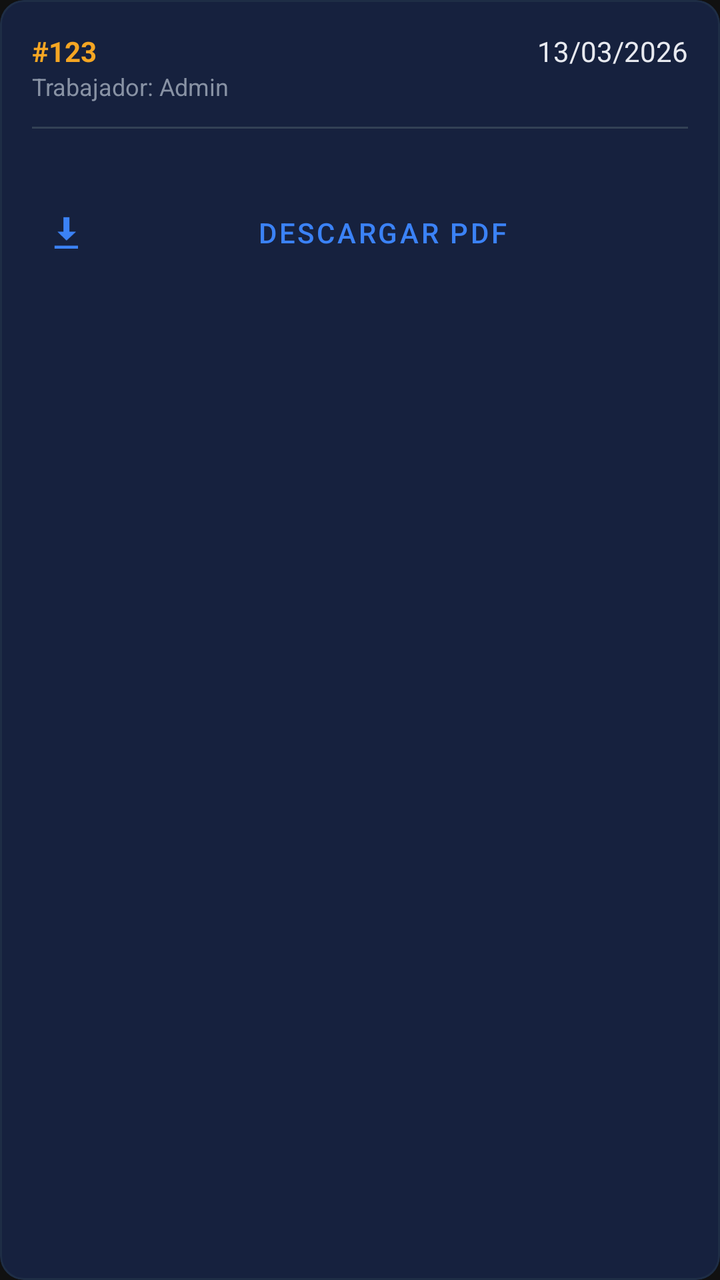
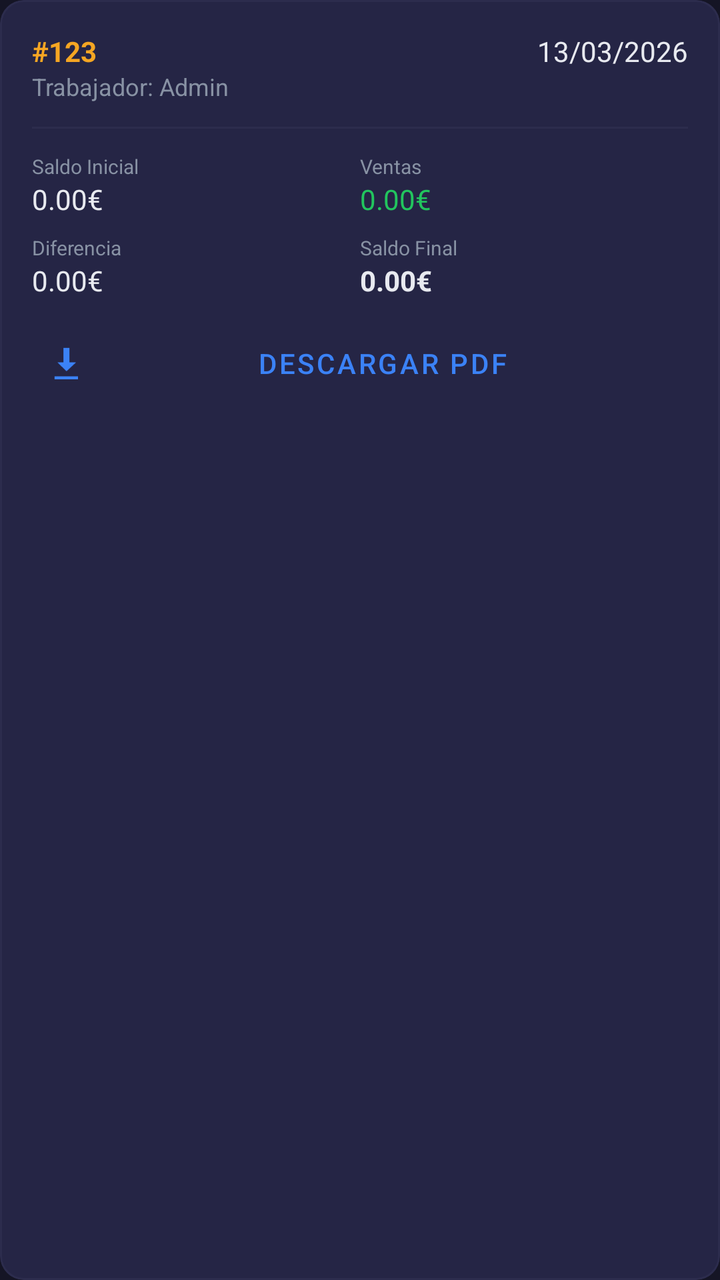

Screens rendered from an Android XML layout before and after an edit, with the pre-edit source and the edit as a unified diff.
<!-- AndroidManifest.xml: application theme Theme.Electrobazar -->
<!-- res/layout/item_cash_closure_admin.xml -->
<?xml version="1.0" encoding="utf-8"?>
<com.google.android.material.card.MaterialCardView xmlns:android="http://schemas.android.com/apk/res/android"
    xmlns:app="http://schemas.android.com/apk/res-auto"
    android:layout_width="match_parent"
    android:layout_height="wrap_content"
    android:layout_marginBottom="8dp"
    app:cardBackgroundColor="@color/primary_variant"
    app:cardCornerRadius="12dp"
    app:strokeColor="@color/border"
    app:strokeWidth="1dp">

    <LinearLayout
        android:layout_width="match_parent"
        android:layout_height="wrap_content"
        android:orientation="vertical"
        android:padding="16dp">

        <LinearLayout
            android:layout_width="match_parent"
            android:layout_height="wrap_content"
            android:orientation="horizontal">

            <TextView
                android:id="@+id/closureIdText"
                android:layout_width="wrap_content"
                android:layout_height="wrap_content"
                android:text="#123"
                android:textColor="@color/accent"
                android:textStyle="bold" />

            <View
                android:layout_width="0dp"
                android:layout_height="0dp"
                android:layout_weight="1" />

            <TextView
                android:id="@+id/closureDateText"
                android:layout_width="wrap_content"
                android:layout_height="wrap_content"
                android:text="13/03/2026"
                android:textColor="@color/text_main" />
        </LinearLayout>

        <TextView
            android:id="@+id/closureWorkerText"
            android:layout_width="wrap_content"
            android:layout_height="wrap_content"
            android:text="Trabajador: Admin"
            android:textColor="@color/text_muted"
            android:textSize="12sp"
            android:layout_marginBottom="12dp" />

        <View
            android:layout_width="match_parent"
            android:layout_height="1dp"
            android:background="@color/divider"
            android:layout_marginBottom="12dp" />

        <GridLayout
            android:layout_width="match_parent"
            android:layout_height="wrap_content"
            android:columnCount="2">

            <LinearLayout android:orientation="vertical" android:layout_columnWeight="1">
                <TextView android:text="Saldo Inicial" android:textColor="@color/text_muted" android:textSize="10sp" />
                <TextView android:id="@+id/openingText" android:text="0.00€" android:textColor="@color/white" android:textSize="14sp" />
            </LinearLayout>

            <LinearLayout android:orientation="vertical" android:layout_columnWeight="1">
                <TextView android:text="Ventas" android:textColor="@color/text_muted" android:textSize="10sp" />
                <TextView android:id="@+id/salesText" android:text="0.00€" android:textColor="@color/success" android:textSize="14sp" />
            </LinearLayout>

            <LinearLayout android:orientation="vertical" android:layout_columnWeight="1" android:layout_marginTop="8dp">
                <TextView android:text="Diferencia" android:textColor="@color/text_muted" android:textSize="10sp" />
                <TextView android:id="@+id/diffText" android:text="0.00€" android:textColor="@color/white" android:textSize="14sp" />
            </LinearLayout>

            <LinearLayout android:orientation="vertical" android:layout_columnWeight="1" android:layout_marginTop="8dp">
                <TextView android:text="Saldo Final" android:textColor="@color/text_muted" android:textSize="10sp" />
                <TextView android:id="@+id/closingText" android:text="0.00€" android:textColor="@color/white" android:textSize="14sp" android:textStyle="bold" />
            </LinearLayout>
        </GridLayout>

        <com.google.android.material.button.MaterialButton
            android:id="@+id/btnDownloadPdf"
            style="@style/Widget.MaterialComponents.Button.TextButton"
            android:layout_width="match_parent"
            android:layout_height="wrap_content"
            android:text="DESCARGAR PDF"
            android:textColor="@color/info"
            app:icon="@android:drawable/stat_sys_download"
            app:iconTint="@color/info"
            android:layout_marginTop="8dp" />

    </LinearLayout>
</com.google.android.material.card.MaterialCardView>
<!-- resources referenced by this layout -->
<resources>
  <color name="accent">#f5a623</color>
  <color name="border">#1e2d45</color>
  <color name="divider">#334155</color>
  <color name="info">#3b82f6</color>
  <color name="primary_variant">#16213e</color>
  <color name="success">#22c55e</color>
  <color name="text_main">#e8eaf0</color>
  <color name="text_muted">#8892a4</color>
  <color name="white">#FFFFFF</color>
  <style name="Theme.Electrobazar" parent="Base.Theme.Electrobazar" />
  <style name="Base.Theme.Electrobazar" parent="Theme.Material3.DayNight.NoActionBar">
          <item name="colorPrimary">@color/primary</item>
          <item name="colorSecondary">@color/secondary</item>
          <item name="android:windowBackground">@color/background</item>
          <item name="android:textColorPrimary">@color/text_main</item>
          <item name="colorError">@color/danger</item>
      </style>
  <color name="primary">#1a1a2e</color>
  <color name="secondary">#16213e</color>
  <color name="background">#111111</color>
  <color name="danger">#ef4444</color>
</resources>

<!-- the commit's change to res/layout/item_cash_closure_admin.xml (unified diff, before → after) -->
@@ -4,9 +4,9 @@
     android:layout_width="match_parent"
     android:layout_height="wrap_content"
     android:layout_marginBottom="8dp"
-    app:cardBackgroundColor="@color/primary_variant"
+    app:cardBackgroundColor="?attr/colorSurface"
     app:cardCornerRadius="12dp"
-    app:strokeColor="@color/border"
+    app:strokeColor="?attr/colorOutline"
     app:strokeWidth="1dp">
 
     <LinearLayout
@@ -25,7 +25,7 @@
                 android:layout_width="wrap_content"
                 android:layout_height="wrap_content"
                 android:text="#123"
-                android:textColor="@color/accent"
+                android:textColor="?attr/colorPrimary"
                 android:textStyle="bold" />
 
             <View
@@ -38,7 +38,7 @@
                 android:layout_width="wrap_content"
                 android:layout_height="wrap_content"
                 android:text="13/03/2026"
-                android:textColor="@color/text_main" />
+                android:textColor="?attr/android:textColorPrimary" />
         </LinearLayout>
 
         <TextView
@@ -46,14 +46,14 @@
             android:layout_width="wrap_content"
             android:layout_height="wrap_content"
             android:text="Trabajador: Admin"
-            android:textColor="@color/text_muted"
+            android:textColor="?attr/android:textColorSecondary"
             android:textSize="12sp"
             android:layout_marginBottom="12dp" />
 
         <View
             android:layout_width="match_parent"
             android:layout_height="1dp"
-            android:background="@color/divider"
+            android:background="?attr/colorOutline"
             android:layout_marginBottom="12dp" />
 
         <GridLayout
@@ -61,24 +61,87 @@
             android:layout_height="wrap_content"
             android:columnCount="2">
 
-            <LinearLayout android:orientation="vertical" android:layout_columnWeight="1">
-                <TextView android:text="Saldo Inicial" android:textColor="@color/text_muted" android:textSize="10sp" />
-                <TextView android:id="@+id/openingText" android:text="0.00€" android:textColor="@color/white" android:textSize="14sp" />
+            <LinearLayout
+                android:layout_width="0dp"
+                android:layout_height="wrap_content"
+                android:orientation="vertical"
+                android:layout_columnWeight="1">
+                <TextView
+                    android:layout_width="wrap_content"
+                    android:layout_height="wrap_content"
+                    android:text="Saldo Inicial"
+                    android:textColor="?attr/android:textColorSecondary"
+                    android:textSize="10sp" />
+                <TextView
+                    android:id="@+id/openingText"
+                    android:layout_width="wrap_content"
+                    android:layout_height="wrap_content"
+                    android:text="0.00€"
+                    android:textColor="?attr/android:textColorPrimary"
+                    android:textSize="14sp" />
             </LinearLayout>
 
-            <LinearLayout android:orientation="vertical" android:layout_columnWeight="1">
-                <TextView android:text="Ventas" android:textColor="@color/text_muted" android:textSize="10sp" />
-                <TextView android:id="@+id/salesText" android:text="0.00€" android:textColor="@color/success" android:textSize="14sp" />
+            <LinearLayout
+                android:layout_width="0dp"
+                android:layout_height="wrap_content"
+                android:orientation="vertical"
+                android:layout_columnWeight="1">
+                <TextView
+                    android:layout_width="wrap_content"
+                    android:layout_height="wrap_content"
+                    android:text="Ventas"
+                    android:textColor="?attr/android:textColorSecondary"
+                    android:textSize="10sp" />
+                <TextView
+                    android:id="@+id/salesText"
+                    android:layout_width="wrap_content"
+                    android:layout_height="wrap_content"
+                    android:text="0.00€"
+                    android:textColor="@color/success"
+                    android:textSize="14sp" />
             </LinearLayout>
 
-            <LinearLayout android:orientation="vertical" android:layout_columnWeight="1" android:layout_marginTop="8dp">
-                <TextView android:text="Diferencia" android:textColor="@color/text_muted" android:textSize="10sp" />
-                <TextView android:id="@+id/diffText" android:text="0.00€" android:textColor="@color/white" android:textSize="14sp" />
+            <LinearLayout
+                android:layout_width="0dp"
+                android:layout_height="wrap_content"
+                android:orientation="vertical"
+                android:layout_columnWeight="1"
+                android:layout_marginTop="8dp">
+                <TextView
+                    android:layout_width="wrap_content"
+                    android:layout_height="wrap_content"
+                    android:text="Diferencia"
+                    android:textColor="?attr/android:textColorSecondary"
+                    android:textSize="10sp" />
+                <TextView
+                    android:id="@+id/diffText"
+                    android:layout_width="wrap_content"
+                    android:layout_height="wrap_content"
+                    android:text="0.00€"
+                    android:textColor="?attr/android:textColorPrimary"
+                    android:textSize="14sp" />
             </LinearLayout>
 
-            <LinearLayout android:orientation="vertical" android:layout_columnWeight="1" android:layout_marginTop="8dp">
-                <TextView android:text="Saldo Final" android:textColor="@color/text_muted" android:textSize="10sp" />
-                <TextView android:id="@+id/closingText" android:text="0.00€" android:textColor="@color/white" android:textSize="14sp" android:textStyle="bold" />
+            <LinearLayout
+                android:layout_width="0dp"
+                android:layout_height="wrap_content"
+                android:orientation="vertical"
+                android:layout_columnWeight="1"
+                android:layout_marginTop="8dp">
+                <TextView
+                    android:layout_width="wrap_content"
+                    android:layout_height="wrap_content"
+                    android:text="Saldo Final"
+                    android:textColor="?attr/android:textColorSecondary"
+                    android:textSize="10sp" />
+                <TextView
+                    android:id="@+id/closingText"
+                    android:layout_width="wrap_content"
+                    android:layout_height="wrap_content"
+                    android:text="0.00€"
+                    android:textColor="?attr/android:textColorPrimary"
+                    android:textSize="14sp"
+                    android:textStyle="bold" />
             </LinearLayout>
         </GridLayout>
 
<!-- resource entries referenced after the edit -->
@@ -1,25 +1,41 @@
 <!-- resources referenced by this layout -->
 <resources>
   <color name="accent">#f5a623</color>
-  <color name="border">#1e2d45</color>
-  <color name="divider">#334155</color>
+  <color name="border">#2c2c4d</color>
   <color name="info">#3b82f6</color>
-  <color name="primary_variant">#16213e</color>
   <color name="success">#22c55e</color>
   <color name="text_main">#e8eaf0</color>
   <color name="text_muted">#8892a4</color>
-  <color name="white">#FFFFFF</color>
   <style name="Theme.Electrobazar" parent="Base.Theme.Electrobazar" />
   <style name="Base.Theme.Electrobazar" parent="Theme.Material3.DayNight.NoActionBar">
-          <item name="colorPrimary">@color/primary</item>
-          <item name="colorSecondary">@color/secondary</item>
-          <item name="android:windowBackground">@color/background</item>
+          
+          <item name="colorPrimary">@color/accent</item>
+          <item name="colorOnPrimary">@color/primary</item>
+          <item name="colorSecondary">@color/accent</item>
+          <item name="colorOnSecondary">@color/primary</item>
+          <item name="colorPrimaryContainer">@color/surface</item>
+          <item name="colorOnPrimaryContainer">@color/text_main</item>
+          
+          <item name="colorSurface">@color/surface</item>
+          <item name="colorOnSurface">@color/text_main</item>
+          <item name="colorSurfaceVariant">@color/secondary</item>
+          <item name="colorOnSurfaceVariant">@color/text_muted</item>
+          <item name="colorOutline">@color/border</item>
+          
+          <item name="android:windowBackground">@color/primary</item>
+          <item name="android:colorBackground">@color/primary</item>
           <item name="android:textColorPrimary">@color/text_main</item>
+          <item name="android:textColorSecondary">@color/text_muted</item>
+          <item name="android:textColorHint">@color/text_muted</item>
+          
+          <item name="android:statusBarColor">@color/primary</item>
+          <item name="android:navigationBarColor">@color/primary</item>
+          
           <item name="colorError">@color/danger</item>
       </style>
-  <color name="primary">#1a1a2e</color>
-  <color name="secondary">#16213e</color>
-  <color name="background">#111111</color>
+  <color name="primary">#151525</color>
+  <color name="surface">#252545</color>
+  <color name="secondary">#1e1e35</color>
   <color name="danger">#ef4444</color>
 </resources>
 
